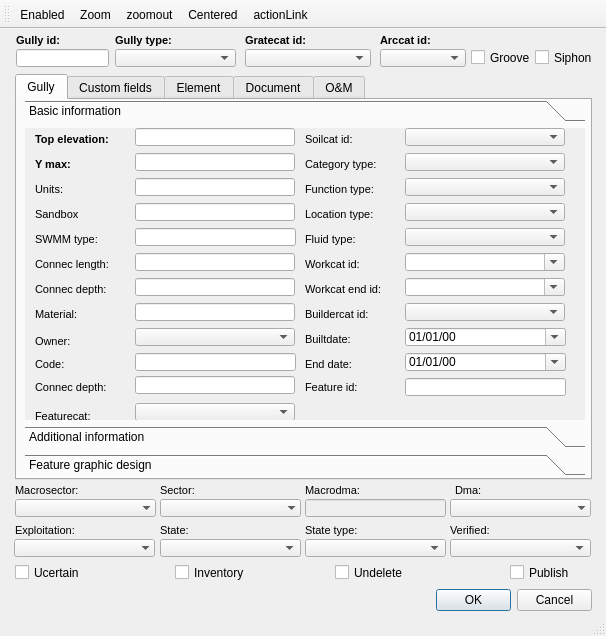
Before: the Qt Designer form ui/ud_man_gully.ui in Giswater/giswater_qgis_plugin, drawn with Qt 5.
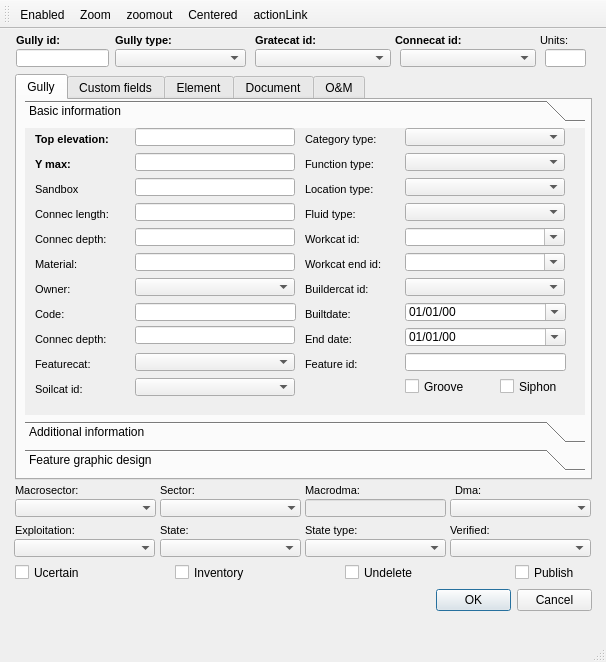
After: the same form once the commit is applied. Icons and pictures are not drawn. Custom widgets are drawn as their Qt base class.

Commit message: Forms adjustment

The edit to the form file:
```diff
--- a/ui/ud_man_gully.ui
+++ b/ui/ud_man_gully.ui
@@ -7,7 +7,7 @@
     <x>0</x>
     <y>0</y>
     <width>606</width>
-    <height>636</height>
+    <height>662</height>
    </rect>
   </property>
   <property name="windowTitle">
@@ -17,9 +17,9 @@
    <widget class="QLabel" name="label_connec_arcat_id">
     <property name="geometry">
      <rect>
-      <x>380</x>
+      <x>395</x>
       <y>0</y>
-      <width>76</width>
+      <width>101</width>
       <height>22</height>
      </rect>
     </property>
@@ -37,7 +37,7 @@
      <enum>QFrame::Plain</enum>
     </property>
     <property name="text">
-     <string>Arccat id:</string>
+     <string>Connecat id:</string>
     </property>
     <property name="textFormat">
      <enum>Qt::AutoText</enum>
@@ -55,7 +55,7 @@
    <widget class="QLabel" name="label_gratecat_id">
     <property name="geometry">
      <rect>
-      <x>245</x>
+      <x>255</x>
       <y>0</y>
       <width>90</width>
       <height>22</height>
@@ -90,19 +90,6 @@
      <number>3</number>
     </property>
    </widget>
-   <widget class="QCheckBox" name="siphon">
-    <property name="geometry">
-     <rect>
-      <x>535</x>
-      <y>20</y>
-      <width>61</width>
-      <height>17</height>
-     </rect>
-    </property>
-    <property name="text">
-     <string>Siphon</string>
-    </property>
-   </widget>
    <widget class="QLineEdit" name="gully_id">
     <property name="geometry">
      <rect>
@@ -119,9 +106,9 @@
    <widget class="QComboBox" name="connec_arccat_id">
     <property name="geometry">
      <rect>
-      <x>380</x>
+      <x>400</x>
       <y>20</y>
-      <width>86</width>
+      <width>136</width>
       <height>18</height>
      </rect>
     </property>
@@ -148,7 +135,7 @@
         <x>8</x>
         <y>0</y>
         <width>560</width>
-        <height>376</height>
+        <height>371</height>
        </rect>
       </property>
       <property name="currentIndex">
@@ -160,7 +147,7 @@
          <x>0</x>
          <y>0</y>
          <width>560</width>
-         <height>295</height>
+         <height>278</height>
         </rect>
        </property>
        <attribute name="label">
@@ -170,7 +157,7 @@
         <property name="geometry">
          <rect>
           <x>280</x>
-          <y>200</y>
+          <y>175</y>
           <width>90</width>
           <height>22</height>
          </rect>
@@ -203,7 +190,7 @@
         <property name="geometry">
          <rect>
           <x>380</x>
-          <y>150</y>
+          <y>125</y>
           <width>160</width>
           <height>18</height>
          </rect>
@@ -216,7 +203,7 @@
         <property name="geometry">
          <rect>
           <x>280</x>
-          <y>150</y>
+          <y>125</y>
           <width>90</width>
           <height>22</height>
          </rect>
@@ -249,7 +236,7 @@
         <property name="geometry">
          <rect>
           <x>280</x>
-          <y>175</y>
+          <y>150</y>
           <width>90</width>
           <height>22</height>
          </rect>
@@ -282,7 +269,7 @@
         <property name="geometry">
          <rect>
           <x>380</x>
-          <y>175</y>
+          <y>150</y>
           <width>160</width>
           <height>18</height>
          </rect>
@@ -292,7 +279,7 @@
         <property name="geometry">
          <rect>
           <x>380</x>
-          <y>125</y>
+          <y>100</y>
           <width>160</width>
           <height>18</height>
          </rect>
@@ -306,7 +293,7 @@
          <rect>
           <x>10</x>
           <y>25</y>
-          <width>90</width>
+          <width>96</width>
           <height>22</height>
          </rect>
         </property>
@@ -345,7 +332,7 @@
          <rect>
           <x>10</x>
           <y>0</y>
-          <width>90</width>
+          <width>96</width>
           <height>22</height>
          </rect>
         </property>
@@ -373,7 +360,7 @@
         <property name="geometry">
          <rect>
           <x>280</x>
-          <y>125</y>
+          <y>100</y>
           <width>90</width>
           <height>22</height>
          </rect>
@@ -416,7 +403,7 @@
         <property name="geometry">
          <rect>
           <x>110</x>
-          <y>200</y>
+          <y>150</y>
           <width>160</width>
           <height>18</height>
          </rect>
@@ -426,7 +413,7 @@
         <property name="geometry">
          <rect>
           <x>10</x>
-          <y>202</y>
+          <y>150</y>
           <width>90</width>
           <height>22</height>
          </rect>
@@ -459,7 +446,7 @@
         <property name="geometry">
          <rect>
           <x>10</x>
-          <y>75</y>
+          <y>50</y>
           <width>90</width>
           <height>22</height>
          </rect>
@@ -486,109 +473,17 @@
         <property name="geometry">
          <rect>
           <x>110</x>
-          <y>75</y>
-          <width>160</width>
-          <height>18</height>
-         </rect>
-        </property>
-       </widget>
-       <widget class="QLabel" name="label_units">
-        <property name="geometry">
-         <rect>
-          <x>10</x>
           <y>50</y>
-          <width>90</width>
-          <height>22</height>
-         </rect>
-        </property>
-        <property name="font">
-         <font>
-          <pointsize>8</pointsize>
-         </font>
-        </property>
-        <property name="frameShape">
-         <enum>QFrame::NoFrame</enum>
-        </property>
-        <property name="frameShadow">
-         <enum>QFrame::Plain</enum>
-        </property>
-        <property name="text">
-         <string>Units:</string>
-        </property>
-        <property name="margin">
-         <number>3</number>
-        </property>
-       </widget>
-       <widget class="QLineEdit" name="units">
-        <property name="geometry">
-         <rect>
-          <x>110</x>
-          <y>50</y>
           <width>160</width>
           <height>18</height>
          </rect>
         </property>
        </widget>
-       <widget class="QLabel" name="label_gratecat_type">
-        <property name="geometry">
-         <rect>
-          <x>10</x>
-          <y>100</y>
-          <width>90</width>
-          <height>22</height>
-         </rect>
-        </property>
-        <property name="font">
-         <font>
-          <pointsize>8</pointsize>
-         </font>
-        </property>
-        <property name="frameShape">
-         <enum>QFrame::NoFrame</enum>
-        </property>
-        <property name="frameShadow">
-         <enum>QFrame::Plain</enum>
-        </property>
-        <property name="text">
-         <string>SWMM type:</string>
-        </property>
-        <property name="textFormat">
-         <enum>Qt::AutoText</enum>
-        </property>
-        <property name="scaledContents">
-         <bool>false</bool>
-        </property>
-        <property name="alignment">
-         <set>Qt::AlignLeading|Qt::AlignLeft|Qt::AlignVCenter</set>
-        </property>
-        <property name="margin">
-         <number>3</number>
-        </property>
-       </widget>
-       <widget class="QLineEdit" name="cat_grate_type">
-        <property name="geometry">
-         <rect>
-          <x>110</x>
-          <y>100</y>
-          <width>161</width>
-          <height>18</height>
-         </rect>
-        </property>
-        <property name="font">
-         <font>
-          <pointsize>8</pointsize>
-          <italic>true</italic>
-         </font>
-        </property>
-        <property name="text">
-         <string/>
-        </property>
-       </widget>
        <widget class="QLabel" name="label_code">
         <property name="geometry">
          <rect>
           <x>10</x>
-          <y>225</y>
+          <y>175</y>
           <width>90</width>
           <height>22</height>
          </rect>
@@ -624,7 +519,7 @@
         <property name="geometry">
          <rect>
           <x>110</x>
-          <y>225</y>
+          <y>175</y>
           <width>161</width>
           <height>18</height>
          </rect>
@@ -643,7 +538,7 @@
         <property name="geometry">
          <rect>
           <x>280</x>
-          <y>225</y>
+          <y>200</y>
           <width>90</width>
           <height>22</height>
          </rect>
@@ -676,7 +571,7 @@
         <property name="geometry">
          <rect>
           <x>10</x>
-          <y>150</y>
+          <y>100</y>
           <width>131</width>
           <height>22</height>
          </rect>
@@ -712,7 +607,7 @@
         <property name="geometry">
          <rect>
           <x>110</x>
-          <y>150</y>
+          <y>100</y>
           <width>160</width>
           <height>18</height>
          </rect>
@@ -731,7 +626,7 @@
         <property name="geometry">
          <rect>
           <x>10</x>
-          <y>125</y>
+          <y>75</y>
           <width>131</width>
           <height>22</height>
          </rect>
@@ -767,7 +662,7 @@
         <property name="geometry">
          <rect>
           <x>110</x>
-          <y>125</y>
+          <y>75</y>
           <width>160</width>
           <height>18</height>
          </rect>
@@ -786,7 +681,7 @@
         <property name="geometry">
          <rect>
           <x>380</x>
-          <y>225</y>
+          <y>200</y>
           <width>161</width>
           <height>18</height>
          </rect>
@@ -805,7 +700,7 @@
         <property name="geometry">
          <rect>
           <x>380</x>
-          <y>200</y>
+          <y>175</y>
           <width>161</width>
           <height>18</height>
          </rect>
@@ -820,57 +715,11 @@
          <bool>true</bool>
         </property>
        </widget>
-       <widget class="QComboBox" name="soilcat_id">
-        <property name="geometry">
-         <rect>
-          <x>380</x>
-          <y>0</y>
-          <width>160</width>
-          <height>18</height>
-         </rect>
-        </property>
-       </widget>
-       <widget class="QLabel" name="label_soilcat_id">
-        <property name="geometry">
-         <rect>
-          <x>280</x>
-          <y>0</y>
-          <width>90</width>
-          <height>22</height>
-         </rect>
-        </property>
-        <property name="font">
-         <font>
-          <pointsize>8</pointsize>
-         </font>
-        </property>
-        <property name="frameShape">
-         <enum>QFrame::NoFrame</enum>
-        </property>
-        <property name="frameShadow">
-         <enum>QFrame::Plain</enum>
-        </property>
-        <property name="text">
-         <string>Soilcat id:</string>
-        </property>
-        <property name="textFormat">
-         <enum>Qt::AutoText</enum>
-        </property>
-        <property name="scaledContents">
-         <bool>false</bool>
-        </property>
-        <property name="alignment">
-         <set>Qt::AlignLeading|Qt::AlignLeft|Qt::AlignVCenter</set>
-        </property>
-        <property name="margin">
-         <number>3</number>
-        </property>
-       </widget>
        <widget class="QLabel" name="label_category_type">
         <property name="geometry">
          <rect>
           <x>280</x>
-          <y>25</y>
+          <y>0</y>
           <width>90</width>
           <height>22</height>
          </rect>
@@ -906,7 +755,7 @@
         <property name="geometry">
          <rect>
           <x>380</x>
-          <y>25</y>
+          <y>0</y>
           <width>160</width>
           <height>18</height>
          </rect>
@@ -916,7 +765,7 @@
         <property name="geometry">
          <rect>
           <x>380</x>
-          <y>50</y>
+          <y>25</y>
           <width>160</width>
           <height>18</height>
          </rect>
@@ -926,7 +775,7 @@
         <property name="geometry">
          <rect>
           <x>280</x>
-          <y>50</y>
+          <y>25</y>
           <width>90</width>
           <height>22</height>
          </rect>
@@ -962,7 +811,7 @@
         <property name="geometry">
          <rect>
           <x>10</x>
-          <y>248</y>
+          <y>200</y>
           <width>131</width>
           <height>22</height>
          </rect>
@@ -998,7 +847,7 @@
         <property name="geometry">
          <rect>
           <x>10</x>
-          <y>175</y>
+          <y>125</y>
           <width>131</width>
           <height>22</height>
          </rect>
@@ -1034,7 +883,7 @@
         <property name="geometry">
          <rect>
           <x>110</x>
-          <y>175</y>
+          <y>125</y>
           <width>160</width>
           <height>18</height>
          </rect>
@@ -1053,7 +902,7 @@
         <property name="geometry">
          <rect>
           <x>110</x>
-          <y>248</y>
+          <y>198</y>
           <width>160</width>
           <height>18</height>
          </rect>
@@ -1072,7 +921,7 @@
         <property name="geometry">
          <rect>
           <x>380</x>
-          <y>100</y>
+          <y>75</y>
           <width>160</width>
           <height>18</height>
          </rect>
@@ -1082,7 +931,7 @@
         <property name="geometry">
          <rect>
           <x>280</x>
-          <y>100</y>
+          <y>75</y>
           <width>90</width>
           <height>22</height>
          </rect>
@@ -1118,7 +967,7 @@
         <property name="geometry">
          <rect>
           <x>380</x>
-          <y>75</y>
+          <y>50</y>
           <width>160</width>
           <height>18</height>
          </rect>
@@ -1128,7 +977,7 @@
         <property name="geometry">
          <rect>
           <x>280</x>
-          <y>75</y>
+          <y>50</y>
           <width>90</width>
           <height>22</height>
          </rect>
@@ -1164,7 +1013,7 @@
         <property name="geometry">
          <rect>
           <x>280</x>
-          <y>248</y>
+          <y>225</y>
           <width>90</width>
           <height>22</height>
          </rect>
@@ -1200,7 +1049,7 @@
         <property name="geometry">
          <rect>
           <x>380</x>
-          <y>250</y>
+          <y>225</y>
           <width>161</width>
           <height>18</height>
          </rect>
@@ -1219,7 +1068,7 @@
         <property name="geometry">
          <rect>
           <x>10</x>
-          <y>277</y>
+          <y>225</y>
           <width>90</width>
           <height>22</height>
          </rect>
@@ -1252,12 +1101,84 @@
         <property name="geometry">
          <rect>
           <x>110</x>
-          <y>275</y>
+          <y>225</y>
           <width>160</width>
           <height>18</height>
          </rect>
         </property>
        </widget>
+       <widget class="QLabel" name="label_soilcat_id">
+        <property name="geometry">
+         <rect>
+          <x>10</x>
+          <y>250</y>
+          <width>90</width>
+          <height>22</height>
+         </rect>
+        </property>
+        <property name="font">
+         <font>
+          <pointsize>8</pointsize>
+         </font>
+        </property>
+        <property name="frameShape">
+         <enum>QFrame::NoFrame</enum>
+        </property>
+        <property name="frameShadow">
+         <enum>QFrame::Plain</enum>
+        </property>
+        <property name="text">
+         <string>Soilcat id:</string>
+        </property>
+        <property name="textFormat">
+         <enum>Qt::AutoText</enum>
+        </property>
+        <property name="scaledContents">
+         <bool>false</bool>
+        </property>
+        <property name="alignment">
+         <set>Qt::AlignLeading|Qt::AlignLeft|Qt::AlignVCenter</set>
+        </property>
+        <property name="margin">
+         <number>3</number>
+        </property>
+       </widget>
+       <widget class="QComboBox" name="soilcat_id">
+        <property name="geometry">
+         <rect>
+          <x>110</x>
+          <y>250</y>
+          <width>160</width>
+          <height>18</height>
+         </rect>
+        </property>
+       </widget>
+       <widget class="QCheckBox" name="siphon">
+        <property name="geometry">
+         <rect>
+          <x>475</x>
+          <y>250</y>
+          <width>61</width>
+          <height>17</height>
+         </rect>
+        </property>
+        <property name="text">
+         <string>Siphon</string>
+        </property>
+       </widget>
+       <widget class="QCheckBox" name="groove">
+        <property name="geometry">
+         <rect>
+          <x>380</x>
+          <y>250</y>
+          <width>70</width>
+          <height>17</height>
+         </rect>
+        </property>
+        <property name="text">
+         <string>Groove</string>
+        </property>
+       </widget>
       </widget>
       <widget class="QWidget" name="page_14">
        <property name="geometry">
@@ -1898,6 +1819,61 @@
          <number>3</number>
         </property>
        </widget>
+       <widget class="QLabel" name="label_gratecat_type">
+        <property name="geometry">
+         <rect>
+          <x>300</x>
+          <y>255</y>
+          <width>90</width>
+          <height>22</height>
+         </rect>
+        </property>
+        <property name="font">
+         <font>
+          <pointsize>8</pointsize>
+         </font>
+        </property>
+        <property name="frameShape">
+         <enum>QFrame::NoFrame</enum>
+        </property>
+        <property name="frameShadow">
+         <enum>QFrame::Plain</enum>
+        </property>
+        <property name="text">
+         <string>SWMM type:</string>
+        </property>
+        <property name="textFormat">
+         <enum>Qt::AutoText</enum>
+        </property>
+        <property name="scaledContents">
+         <bool>false</bool>
+        </property>
+        <property name="alignment">
+         <set>Qt::AlignLeading|Qt::AlignLeft|Qt::AlignVCenter</set>
+        </property>
+        <property name="margin">
+         <number>3</number>
+        </property>
+       </widget>
+       <widget class="QLineEdit" name="cat_grate_type">
+        <property name="geometry">
+         <rect>
+          <x>390</x>
+          <y>255</y>
+          <width>151</width>
+          <height>18</height>
+         </rect>
+        </property>
+        <property name="font">
+         <font>
+          <pointsize>8</pointsize>
+          <italic>true</italic>
+         </font>
+        </property>
+        <property name="text">
+         <string/>
+        </property>
+       </widget>
       </widget>
       <widget class="QWidget" name="page_19">
        <property name="geometry">
@@ -2930,25 +2906,12 @@
      <number>3</number>
     </property>
    </widget>
-   <widget class="QCheckBox" name="groove">
-    <property name="geometry">
-     <rect>
-      <x>471</x>
-      <y>20</y>
-      <width>70</width>
-      <height>17</height>
-     </rect>
-    </property>
-    <property name="text">
-     <string>Groove</string>
-    </property>
-   </widget>
    <widget class="QComboBox" name="gratecat_id">
     <property name="geometry">
      <rect>
-      <x>245</x>
+      <x>255</x>
       <y>20</y>
-      <width>126</width>
+      <width>136</width>
       <height>18</height>
      </rect>
     </property>
@@ -2969,7 +2932,7 @@
    <widget class="QCheckBox" name="undelete">
     <property name="geometry">
      <rect>
-      <x>335</x>
+      <x>345</x>
       <y>535</y>
       <width>81</width>
       <height>17</height>
@@ -3126,7 +3089,7 @@
    <widget class="QCheckBox" name="publish">
     <property name="geometry">
      <rect>
-      <x>510</x>
+      <x>515</x>
       <y>535</y>
       <width>79</width>
       <height>17</height>
@@ -3430,7 +3393,7 @@
      <rect>
       <x>115</x>
       <y>20</y>
-      <width>121</width>
+      <width>131</width>
       <height>18</height>
      </rect>
     </property>
@@ -3492,6 +3455,43 @@
      <bool>false</bool>
     </property>
    </widget>
+   <widget class="QLabel" name="label_units">
+    <property name="geometry">
+     <rect>
+      <x>540</x>
+      <y>0</y>
+      <width>46</width>
+      <height>22</height>
+     </rect>
+    </property>
+    <property name="font">
+     <font>
+      <pointsize>8</pointsize>
+     </font>
+    </property>
+    <property name="frameShape">
+     <enum>QFrame::NoFrame</enum>
+    </property>
+    <property name="frameShadow">
+     <enum>QFrame::Plain</enum>
+    </property>
+    <property name="text">
+     <string>Units:</string>
+    </property>
+    <property name="margin">
+     <number>3</number>
+    </property>
+   </widget>
+   <widget class="QLineEdit" name="units">
+    <property name="geometry">
+     <rect>
+      <x>545</x>
+      <y>20</y>
+      <width>41</width>
+      <height>18</height>
+     </rect>
+    </property>
+   </widget>
   </widget>
   <widget class="QStatusBar" name="statusbar"/>
   <widget class="QToolBar" name="toolBar">
```
Left out of the diff: 8 changed lines with no effect on the pictures. The commit also changes 1 other file.
